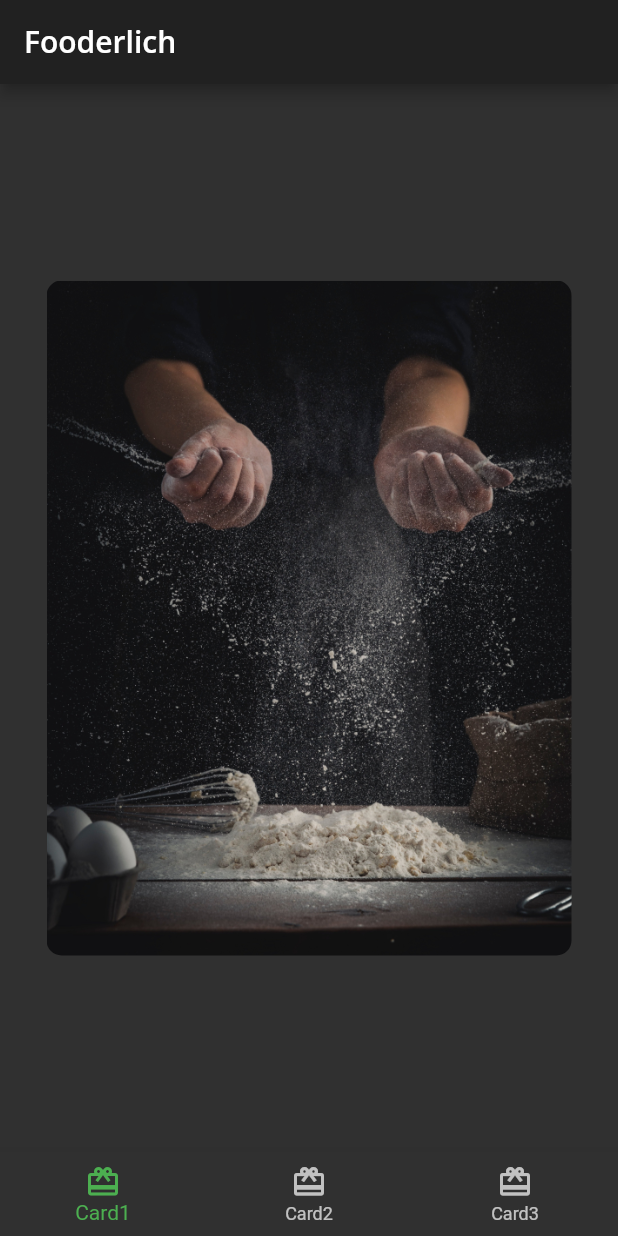
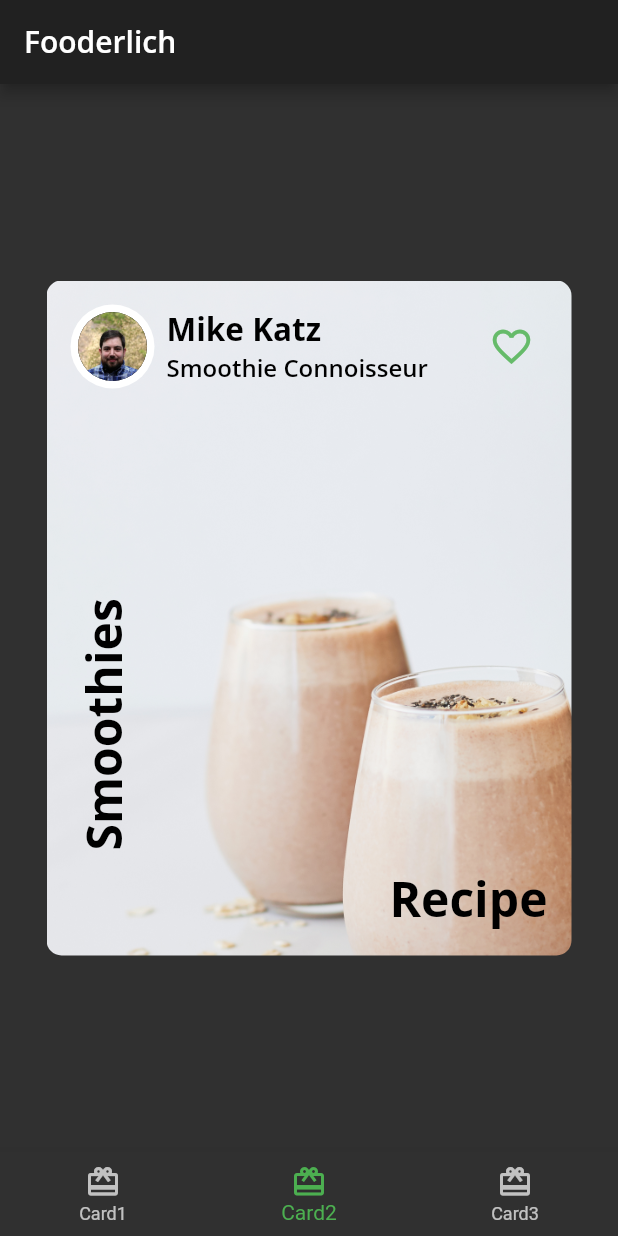
Before and after one commit to szy0syz/flutter-demos, a Flutter app: the screen it shows after launch, on a phone screen of 412 x 824 dp. Run offline on Flutter 3.47's test engine with Material 2 defaults, Android fonts, the phone set to English and light mode, and no system bars; our stand-ins replace flutter_icons, flutter_spinkit, flutter_svg, font_awesome_flutter, geolocator, google_fonts and 2 more; accounts and stored records are empty; project files that could hold a hidden picture were left out.

Commit message:
update: fooderlich - card2

```diff
--- /dev/null
+++ b/flutter_fooderlich/lib/author_card.dart
@@ -0,0 +1,63 @@
+import 'package:flutter/material.dart';
+import 'fooderlich_theme.dart';
+import 'circle_image.dart';
+
+class AuthorCard extends StatelessWidget {
+  // 1
+  final String authorName;
+  final String title;
+  final ImageProvider? imageProvider;
+  const AuthorCard({
+    Key? key,
+    required this.authorName,
+    required this.title,
+    this.imageProvider,
+  }) : super(key: key);
+// 2
+  @override
+  Widget build(BuildContext context) {
+    // TODO: Replace return Container(...);
+    return Container(
+      padding: const EdgeInsets.all(16),
+      child: Row(
+        mainAxisAlignment: MainAxisAlignment.spaceBetween,
+        children: [
+          // 1
+          Row(
+            children: [
+              CircleImage(
+                imageProvider: imageProvider,
+                imageRadius: 28,
+              ),
+              // 2
+              const SizedBox(width: 8),
+              Column(
+                crossAxisAlignment: CrossAxisAlignment.start,
+                children: [
+                  Text(
+                    authorName,
+                    style: FooderlichTheme.lightTextTheme.headline2,
+                  ),
+                  Text(
+                    title,
+                    style: FooderlichTheme.lightTextTheme.headline3,
+                  )
+                ],
+              ),
+            ],
+          ),
+          IconButton(
+            // 4
+            icon: const Icon(Icons.favorite_border),
+            iconSize: 30,
+            color: Colors.green[400],
+            onPressed: () {
+              const snackBar = SnackBar(content: Text('FavoritePressed'));
+              ScaffoldMessenger.of(context).showSnackBar(snackBar);
+            },
+          ),
+        ],
+      ),
+    );
+  }
+}
--- a/flutter_fooderlich/lib/card1.dart
+++ b/flutter_fooderlich/lib/card1.dart
@@ -1,4 +1,6 @@
 import 'package:flutter/material.dart';
+
+import 'fooderlich_theme.dart';
 
 class Card1 extends StatelessWidget {
   const Card1({Key? key}) : super(key: key);
@@ -15,7 +17,37 @@ class Card1 extends StatelessWidget {
     // 3
     return Center(
       child: Container(
-        // TODO: Add a stack of text
+        child: Stack(
+          children: [
+            Text(
+              category,
+              style: FooderlichTheme.darkTextTheme.bodyText1,
+            ),
+            Positioned(
+              child: Text(
+                title,
+                style: FooderlichTheme.darkTextTheme.headline5,
+              ),
+              top: 20,
+            ),
+            Positioned(
+              child: Text(
+                description,
+                style: FooderlichTheme.darkTextTheme.bodyText1,
+              ),
+              right: 0,
+              bottom: 30,
+            ),
+            Positioned(
+              child: Text(
+                chef,
+                style: FooderlichTheme.darkTextTheme.bodyText1,
+              ),
+              bottom: 10,
+              right: 0,
+            ),
+          ],
+        ),
         // 1
         padding: const EdgeInsets.all(16),
         // 2
--- a/flutter_fooderlich/lib/card2.dart
+++ b/flutter_fooderlich/lib/card2.dart
@@ -0,0 +1,68 @@
+import 'package:flutter/material.dart';
+
+import 'author_card.dart';
+import 'fooderlich_theme.dart';
+
+class Card2 extends StatelessWidget {
+  const Card2({Key? key}) : super(key: key);
+  @override
+  Widget build(BuildContext context) {
+    return Center(
+      // 1
+      child: Container(
+        constraints: const BoxConstraints.expand(
+          width: 350,
+          height: 450,
+        ),
+        decoration: const BoxDecoration(
+          image: DecorationImage(
+            image: AssetImage('assets/mag5.png'),
+            fit: BoxFit.cover,
+          ),
+          borderRadius: BorderRadius.all(
+            Radius.circular(10.0),
+          ),
+        ),
+        // 2
+        child: Column(
+          children: [
+            const AuthorCard(
+              authorName: 'Mike Katz',
+              title: 'Smoothie Connoisseur',
+              imageProvider: AssetImage('assets/author_katz.jpeg'),
+            ),
+            //! 剩下的交给 Expanded 撑满剩余空间
+            Expanded(
+              // 2
+              child: Stack(
+                children: [
+                  // 3
+                  Positioned(
+                    bottom: 16,
+                    right: 16,
+                    child: Text(
+                      'Recipe',
+                      style: FooderlichTheme.lightTextTheme.headline1,
+                    ),
+                  ),
+                  // 4
+                  Positioned(
+                    left: 16,
+                    bottom: 70,
+                    child: RotatedBox(
+                      quarterTurns: 3,
+                      child: Text(
+                        'Smoothies',
+                        style: FooderlichTheme.lightTextTheme.headline1,
+                      ),
+                    ),
+                  )
+                ],
+              ),
+            )
+          ],
+        ),
+      ),
+    );
+  }
+}
--- /dev/null
+++ b/flutter_fooderlich/lib/circle_image.dart
@@ -0,0 +1,25 @@
+import 'package:flutter/material.dart';
+
+class CircleImage extends StatelessWidget {
+  // 1
+  final double imageRadius;
+  final ImageProvider? imageProvider;
+
+  // 2
+  const CircleImage({Key? key, this.imageRadius = 20, this.imageProvider})
+      : super(key: key);
+
+  @override
+  Widget build(BuildContext context) {
+    // 3
+    return CircleAvatar(
+      backgroundColor: Colors.white,
+      radius: imageRadius,
+      // 4
+      child: CircleAvatar(
+        radius: imageRadius - 5,
+        backgroundImage: imageProvider,
+      ),
+    );
+  }
+}
--- a/flutter_fooderlich/lib/home.dart
+++ b/flutter_fooderlich/lib/home.dart
@@ -1,4 +1,5 @@
 import 'package:flutter/material.dart';
+import 'package:fooderlich/card2.dart';
 import 'card1.dart';
 
 // 1
@@ -10,13 +11,12 @@ class Home extends StatefulWidget {
 
 class _HomeState extends State<Home> {
   // 7
-  int _selectedIndex = 0;
+  int _selectedIndex = 1;
 
   // 8
   static List<Widget> pages = <Widget>[
     const Card1(),
-    // TODO: Replace with Card2
-    Container(color: Colors.green),
+    const Card2(),
     // TODO: Replace with Card3
     Container(color: Colors.blue)
   ];
```
Also changed, not shown: 1 other file.
